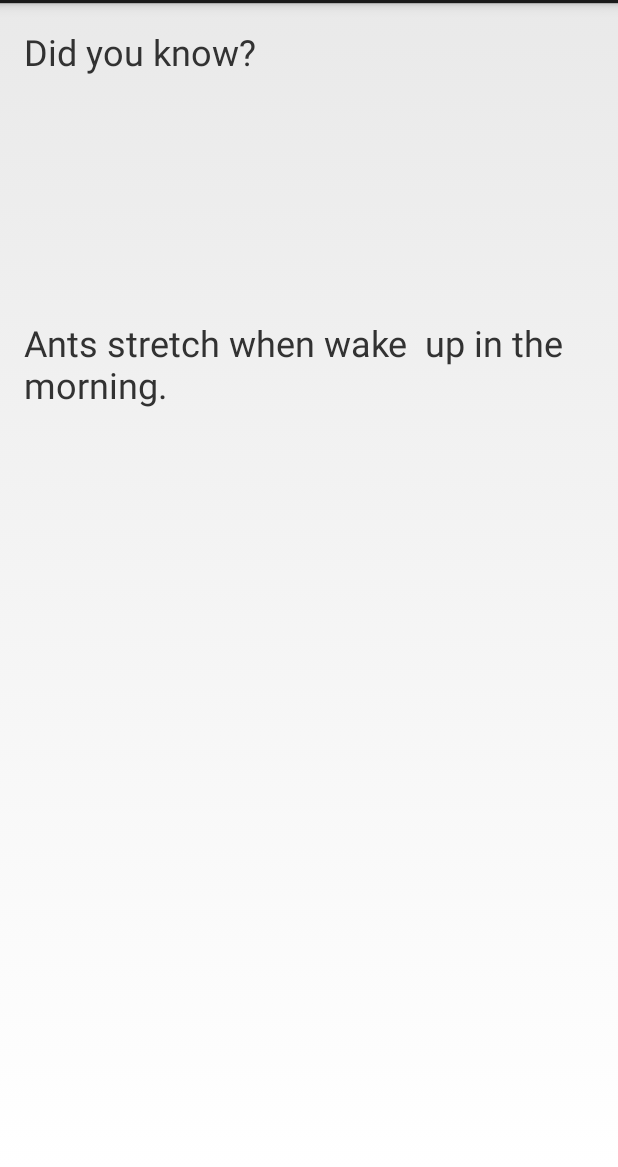
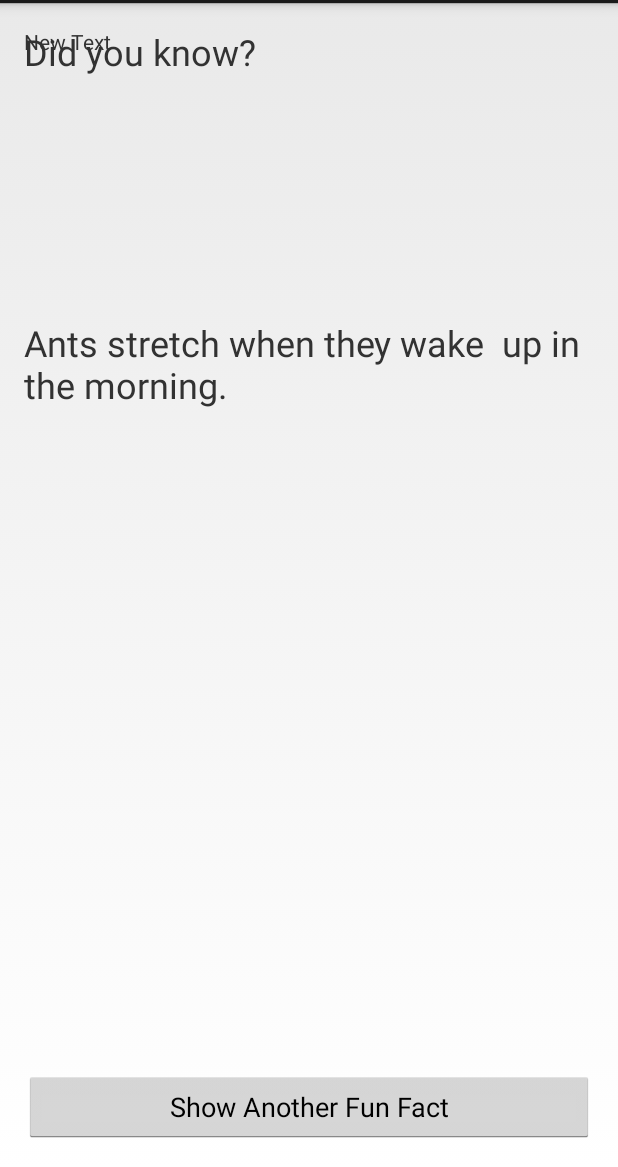
Before and after one commit to IbraDirir/FunFactsApp, an Android app: the screen it shows after launch (FunFactsActivity), on a phone screen of 412 x 824 dp, the part 69-1236 px from its top. Run offline under Robolectric (Android 15) with nearby library versions, the phone set to English and light mode, and no system bars.

Commit message:
added button!  changed Ids  and app is running

```diff
--- a/app/src/main/res/layout/activity_fun_facts.xml
+++ b/app/src/main/res/layout/activity_fun_facts.xml
@@ -12,18 +12,36 @@
         android:text="Did you know?"
         android:layout_width="wrap_content"
         android:layout_height="wrap_content"
-        android:id="@+id/textView2"
+        android:id="@+id/textView"
         android:textSize="24sp" />
 
     <TextView
         android:layout_width="wrap_content"
         android:layout_height="wrap_content"
-        android:text="Ants stretch when wake  up in the morning."
-        android:id="@+id/textView"
-        android:layout_below="@+id/textView2"
+        android:text="Ants stretch when they wake  up in the morning."
+        android:id="@+id/factTextView"
+        android:layout_below="@+id/textView"
         android:layout_alignParentLeft="true"
         android:layout_alignParentStart="true"
         android:layout_marginTop="161dp"
         android:textSize="24sp" />
 
+    <Button
+        android:layout_width="match_parent"
+        android:layout_height="wrap_content"
+        android:text="Show Another Fun Fact"
+        android:id="@+id/showFactButton"
+        android:layout_alignParentBottom="true"
+        android:layout_centerHorizontal="true" />
+
+    <TextView
+        android:layout_width="wrap_content"
+        android:layout_height="wrap_content"
+        android:text="New Text"
+        android:id="@+id/textView3"
+        android:layout_alignParentLeft="true"
+        android:layout_alignParentStart="true"
+        android:layout_alignParentRight="true"
+        android:layout_alignParentEnd="true" />
+
 </RelativeLayout>
```
